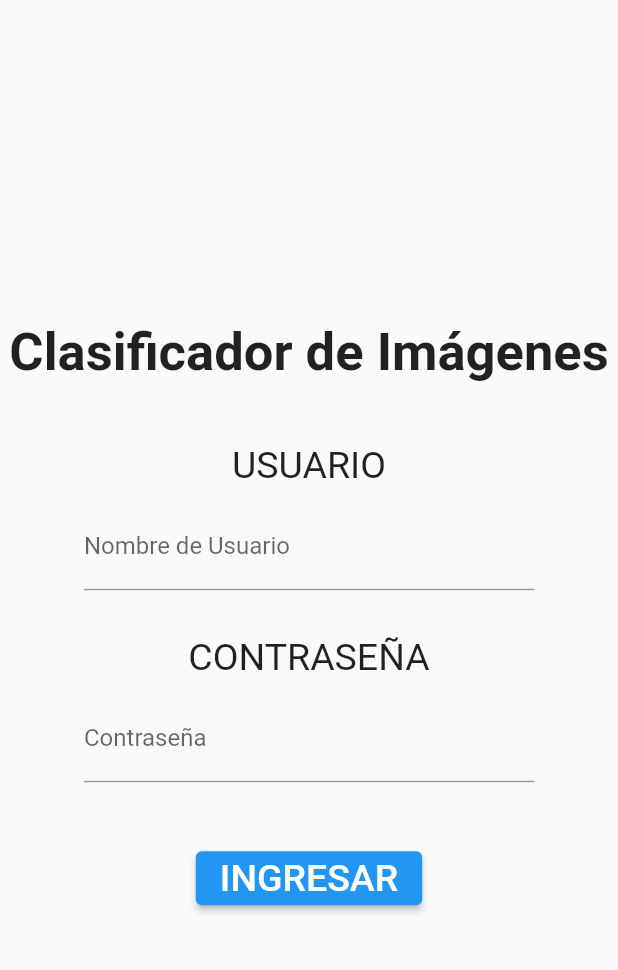
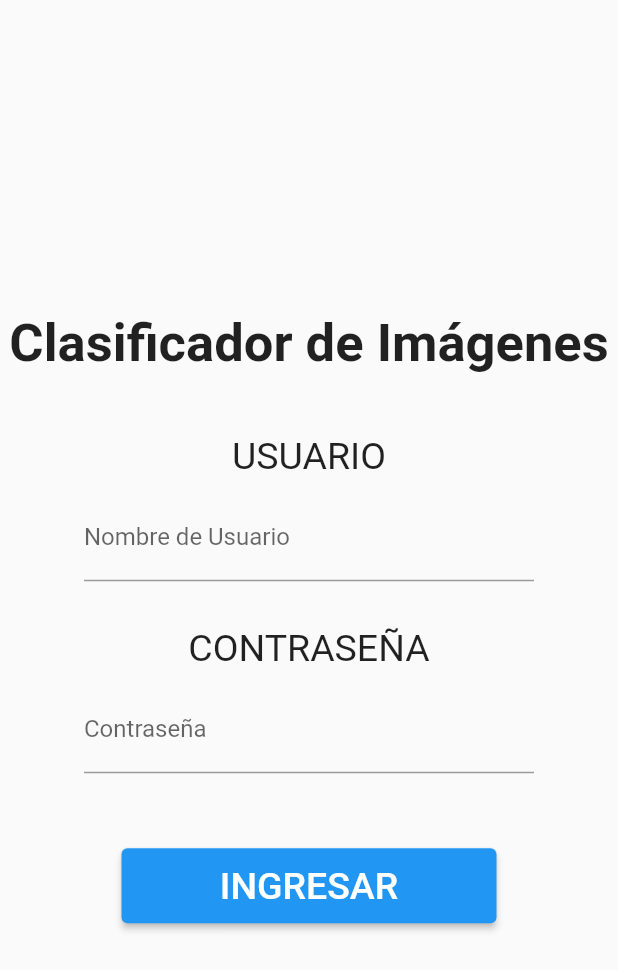
Before and after one commit to alex-style1007/New, a Flutter app: the screen it shows after launch, on a phone screen of 412 x 824 dp. Shown: the top 970 px of the screen. Run offline on Flutter 3.47's test engine with Material 2 defaults, Android fonts, the phone set to English and light mode, and no system bars.

Commit message:
corrección boton ingresar, vista iniciar sesión

```diff
--- a/lib/views/iniciar_sesion.dart
+++ b/lib/views/iniciar_sesion.dart
@@ -69,8 +69,12 @@ class _MyWidgetState extends State<IniciarSesion> {
               obscureText: true
             ),
           ),
-          const SizedBox(height: 40,),
-          ElevatedButton(
+          const SizedBox(height: 50,),
+          Center(
+            child: SizedBox(
+              width: 250,
+              height: 50,
+              child: ElevatedButton(
                 onPressed: () {
                   Navigator.pop(context); //ir
                   Navigator.push( //volver
@@ -82,7 +86,9 @@ class _MyWidgetState extends State<IniciarSesion> {
                   'INGRESAR',
                   style: TextStyle(fontSize: 25),
                 ),
-          )
+              ),
+            ),
+          ),
         ],
       ),
     );
```
Lines whose indentation alone changed are shown as unchanged.
